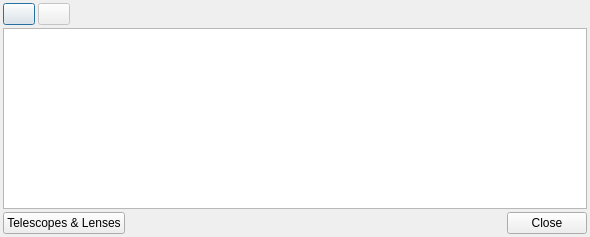
KDE/kstars, file kstars/ekos/auxiliary/opticaltrains.ui: the form before one commit.
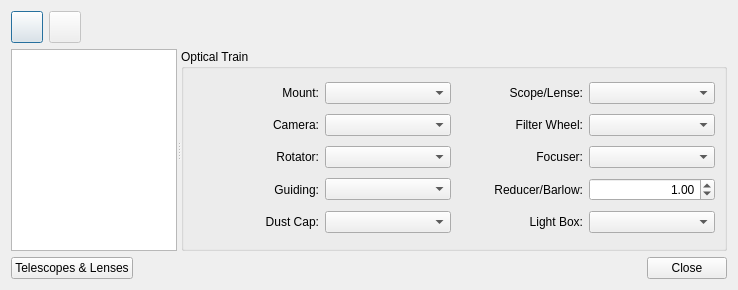
The form after the commit. Icons and pictures are not drawn.

Commit message:
Optical trains editor reworked
The table based train editor is replaced by a classical UI.

![image](/uploads/c3c4baa05b9b93f32f5a7e060a36bf33/image.png)

```diff
--- a/kstars/ekos/auxiliary/opticaltrains.ui
+++ b/kstars/ekos/auxiliary/opticaltrains.ui
@@ -6,32 +6,14 @@
    <rect>
     <x>0</x>
     <y>0</y>
-    <width>590</width>
-    <height>237</height>
+    <width>738</width>
+    <height>290</height>
    </rect>
   </property>
   <property name="windowTitle">
    <string>Optical Trains</string>
   </property>
   <layout class="QVBoxLayout" name="verticalLayout">
-   <property name="spacing">
-    <number>3</number>
-   </property>
-   <property name="leftMargin">
-    <number>3</number>
-   </property>
-   <property name="topMargin">
-    <number>3</number>
-   </property>
-   <property name="rightMargin">
-    <number>3</number>
-   </property>
-   <property name="bottomMargin">
-    <number>3</number>
-   </property>
-   <item>
-    <layout class="QHBoxLayout" name="horizontalLayout_2"/>
-   </item>
    <item>
     <layout class="QHBoxLayout" name="horizontalLayout">
      <item>
@@ -87,7 +69,208 @@
     </layout>
    </item>
    <item>
-    <widget class="QTableView" name="trainView"/>
+    <widget class="QSplitter" name="splitter">
+     <property name="sizePolicy">
+      <sizepolicy hsizetype="Expanding" vsizetype="Preferred">
+       <horstretch>0</horstretch>
+       <verstretch>0</verstretch>
+      </sizepolicy>
+     </property>
+     <property name="orientation">
+      <enum>Qt::Horizontal</enum>
+     </property>
+     <widget class="QListWidget" name="trainNamesList">
+      <property name="minimumSize">
+       <size>
+        <width>120</width>
+        <height>0</height>
+       </size>
+      </property>
+      <property name="toolTip">
+       <string>Optical train name (double click to change the name)</string>
+      </property>
+      <property name="sizeAdjustPolicy">
+       <enum>QAbstractScrollArea::AdjustToContentsOnFirstShow</enum>
+      </property>
+     </widget>
+     <widget class="QGroupBox" name="trainConfigBox">
+      <property name="title">
+       <string>Optical Train</string>
+      </property>
+      <layout class="QGridLayout" name="gridLayout" columnstretch="1,1,1,1">
+       <item row="0" column="0">
+        <widget class="QLabel" name="mountLabel">
+         <property name="toolTip">
+          <string>Select which mount to use. Typically, all optical trains in the same profile use the same mount.</string>
+         </property>
+         <property name="text">
+          <string>Mount:</string>
+         </property>
+         <property name="alignment">
+          <set>Qt::AlignRight|Qt::AlignTrailing|Qt::AlignVCenter</set>
+         </property>
+        </widget>
+       </item>
+       <item row="0" column="1">
+        <widget class="QComboBox" name="mountComboBox"/>
+       </item>
+       <item row="0" column="2">
+        <widget class="QLabel" name="scopeLabel">
+         <property name="toolTip">
+          <string>&lt;html&gt;&lt;head/&gt;&lt;body&gt;&lt;p&gt;Select the scope or lens used in the optical train.&lt;/p&gt;&lt;p&gt;To add, edit, or delete optical elements, tap the &lt;span style=&quot; font-weight:600;&quot;&gt;Telescope &amp;amp; Lens&lt;/span&gt; button.&lt;/p&gt;&lt;/body&gt;&lt;/html&gt;</string>
+         </property>
+         <property name="text">
+          <string>Scope/Lense:</string>
+         </property>
+         <property name="alignment">
+          <set>Qt::AlignRight|Qt::AlignTrailing|Qt::AlignVCenter</set>
+         </property>
+        </widget>
+       </item>
+       <item row="0" column="3">
+        <widget class="QComboBox" name="scopeComboBox"/>
+       </item>
+       <item row="1" column="0">
+        <widget class="QLabel" name="cameraLabel">
+         <property name="toolTip">
+          <string>&lt;html&gt;&lt;head/&gt;&lt;body&gt;&lt;p&gt;Select the imaging camera for this optical train.&lt;/p&gt;&lt;/body&gt;&lt;/html&gt;</string>
+         </property>
+         <property name="text">
+          <string>Camera:</string>
+         </property>
+         <property name="alignment">
+          <set>Qt::AlignRight|Qt::AlignTrailing|Qt::AlignVCenter</set>
+         </property>
+        </widget>
+       </item>
+       <item row="1" column="1">
+        <widget class="QComboBox" name="cameraComboBox"/>
+       </item>
+       <item row="1" column="2">
+        <widget class="QLabel" name="filterLabel">
+         <property name="toolTip">
+          <string>&lt;html&gt;&lt;head/&gt;&lt;body&gt;&lt;p&gt;Select a filter wheel.&lt;/p&gt;&lt;p&gt;This could be a dedicated filter wheel or part of a camera driver.&lt;/p&gt;&lt;/body&gt;&lt;/html&gt;</string>
+         </property>
+         <property name="text">
+          <string>Filter Wheel:</string>
+         </property>
+         <property name="alignment">
+          <set>Qt::AlignRight|Qt::AlignTrailing|Qt::AlignVCenter</set>
+         </property>
+        </widget>
+       </item>
+       <item row="1" column="3">
+        <widget class="QComboBox" name="filterComboBox"/>
+       </item>
+       <item row="2" column="0">
+        <widget class="QLabel" name="rotatorLabel">
+         <property name="toolTip">
+          <string>Select a mechanized rotator if any.</string>
+         </property>
+         <property name="text">
+          <string>Rotator:</string>
+         </property>
+         <property name="alignment">
+          <set>Qt::AlignRight|Qt::AlignTrailing|Qt::AlignVCenter</set>
+         </property>
+        </widget>
+       </item>
+       <item row="2" column="1">
+        <widget class="QComboBox" name="rotatorComboBox"/>
+       </item>
+       <item row="2" column="2">
+        <widget class="QLabel" name="focusLabel">
+         <property name="toolTip">
+          <string>Select a mechanized focuser if any.</string>
+         </property>
+         <property name="text">
+          <string>Focuser:</string>
+         </property>
+         <property name="alignment">
+          <set>Qt::AlignRight|Qt::AlignTrailing|Qt::AlignVCenter</set>
+         </property>
+        </widget>
+       </item>
+       <item row="2" column="3">
+        <widget class="QComboBox" name="focusComboBox"/>
+       </item>
+       <item row="3" column="0">
+        <widget class="QLabel" name="guiderLabel">
+         <property name="toolTip">
+          <string>&lt;html&gt;&lt;head/&gt;&lt;body&gt;&lt;p&gt;Select the device that receives the guiding correction pulses. This can be one of the following devices:&lt;/p&gt;&lt;p&gt;&lt;span style=&quot; font-weight:600;&quot;&gt;Mount&lt;/span&gt;: If the Mount can receive guiding correction pulses, then it is best to select it so that the pulses are directly sent to the mount. This is the recommended option.&lt;/p&gt;&lt;p&gt;&lt;span style=&quot; font-weight:600;&quot;&gt;ST4&lt;/span&gt;: If using an ST4 cable between the guide camera and mount, then you should select the Guide Camera as the Guider.&lt;/p&gt;&lt;p&gt;&lt;span style=&quot; font-weight:600;&quot;&gt;Dedicated Guider&lt;/span&gt;: If using a dedicated guider interface device (like Shoestring GPUSB) then select it as the Guider.&lt;/p&gt;&lt;/body&gt;&lt;/html&gt;</string>
+         </property>
+         <property name="text">
+          <string>Guiding:</string>
+         </property>
+         <property name="alignment">
+          <set>Qt::AlignRight|Qt::AlignTrailing|Qt::AlignVCenter</set>
+         </property>
+        </widget>
+       </item>
+       <item row="3" column="1">
+        <widget class="QComboBox" name="guiderComboBox"/>
+       </item>
+       <item row="3" column="2">
+        <widget class="QLabel" name="reducerLabel">
+         <property name="toolTip">
+          <string>&lt;html&gt;&lt;head/&gt;&lt;body&gt;&lt;p&gt;Select if any reducer or barlow is used in the train.&lt;/p&gt;&lt;p&gt;&lt;span style=&quot; font-weight:600;&quot;&gt;Reducer:&lt;/span&gt; If the value is less than 1.0x, this element is considered as a reducer (focal length is decreased by this factor).&lt;/p&gt;&lt;p&gt;&lt;span style=&quot; font-weight:600;&quot;&gt;Barlow&lt;/span&gt;: If the value is over 1.0x, then it is considered a barlow element (focal length is increased by this factor).&lt;/p&gt;&lt;/body&gt;&lt;/html&gt;</string>
+         </property>
+         <property name="text">
+          <string>Reducer/Barlow:</string>
+         </property>
+         <property name="alignment">
+          <set>Qt::AlignRight|Qt::AlignTrailing|Qt::AlignVCenter</set>
+         </property>
+        </widget>
+       </item>
+       <item row="3" column="3">
+        <widget class="QDoubleSpinBox" name="reducerSpinBox">
+         <property name="alignment">
+          <set>Qt::AlignRight|Qt::AlignTrailing|Qt::AlignVCenter</set>
+         </property>
+         <property name="singleStep">
+          <double>0.100000000000000</double>
+         </property>
+         <property name="value">
+          <double>1.000000000000000</double>
+         </property>
+        </widget>
+       </item>
+       <item row="4" column="0">
+        <widget class="QLabel" name="dustCapLlabel">
+         <property name="toolTip">
+          <string>Telescope Select a mechanized dust cap if any (e.g. FlipFlat).</string>
+         </property>
+         <property name="text">
+          <string>Dust Cap:</string>
+         </property>
+         <property name="alignment">
+          <set>Qt::AlignRight|Qt::AlignTrailing|Qt::AlignVCenter</set>
+         </property>
+        </widget>
+       </item>
+       <item row="4" column="1">
+        <widget class="QComboBox" name="dustCapComboBox"/>
+       </item>
+       <item row="4" column="2">
+        <widget class="QLabel" name="lightBoxLabel">
+         <property name="toolTip">
+          <string>Select a flat field lightbox if any (e.g. FlipFlat).</string>
+         </property>
+         <property name="text">
+          <string>Light Box:</string>
+         </property>
+         <property name="alignment">
+          <set>Qt::AlignRight|Qt::AlignTrailing|Qt::AlignVCenter</set>
+         </property>
+        </widget>
+       </item>
+       <item row="4" column="3">
+        <widget class="QComboBox" name="lightBoxComboBox"/>
+       </item>
+      </layout>
+     </widget>
+    </widget>
    </item>
    <item>
     <layout class="QHBoxLayout" name="horizontalLayout_3">
```
The commit also changes 9 other files.
